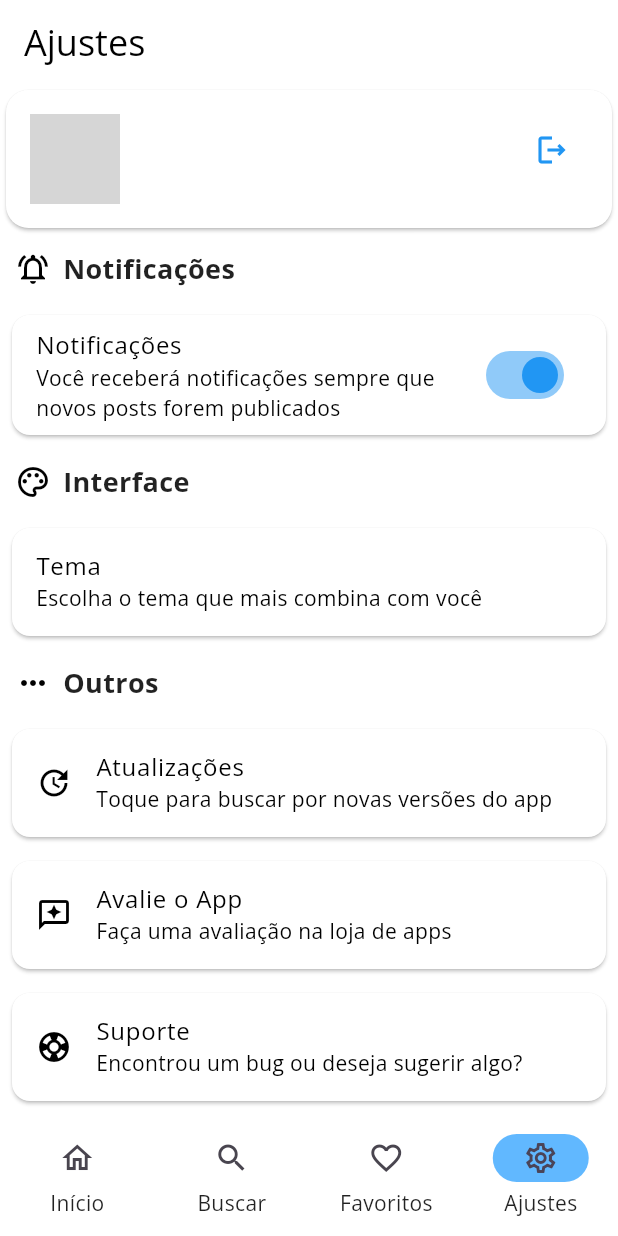
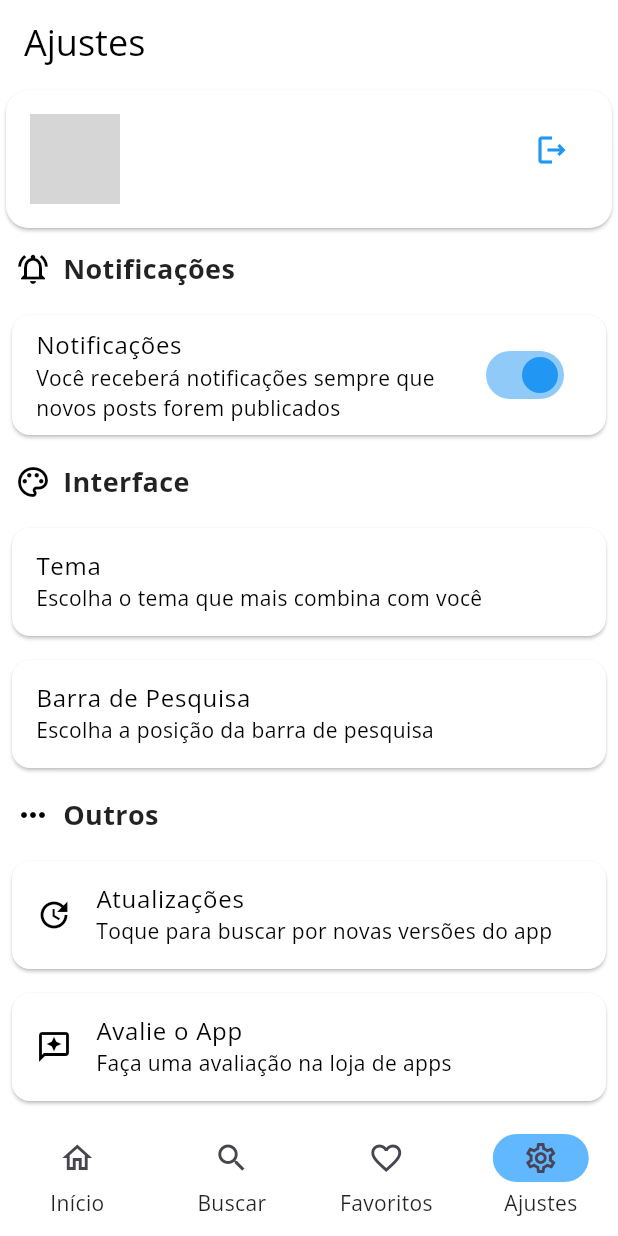
Before and after one commit to hendrilmendes/News-Droid, a Flutter app: the BottomNavigationContainer screen opened directly, item 4 of the bottom bar chosen, on a phone screen of 412 x 824 dp. Run offline on Flutter 3.47's test engine with Material 3 defaults, Android fonts, the phone set to English and light mode, and no system bars; our stand-ins replace cached_network_image, connectivity_plus, firebase_auth, firebase_core, firebase_crashlytics, flutter_tts and 10 more; missing offline and left inert: feedback, flutter_email_sender, onesignal_flutter; accounts and stored records are empty; generated files the repository leaves out were written again; network calls fail; grey boxes are pictures that could not be loaded.

Commit message:
Novo recurso e ajustes

```diff
--- a/lib/l10n/app_pt.arb
+++ b/lib/l10n/app_pt.arb
@@ -69,5 +69,10 @@
     "errorCommentsDelete": "Erro ao apagar comentário",
     "errorCommentsDeleteSub": "Não é possível apagar os comentários de outros usuários.",
     "confirmDelete": "Apagar Comentário",
-    "confirmDeleteSub": "Deseja realmente apagar esse comentário?"
+    "confirmDeleteSub": "Deseja realmente apagar esse comentário?",
+    "searchPosition": "Barra de Pesquisa",
+    "searchPositionSub": "Escolha a posição da barra de pesquisa",
+    "searchBarPosition": "Posição da barra de pesquisa",
+    "positionTop": "Parte superior da tela",
+    "positionBottom": "Parte inferior da tela"
 }
--- a/lib/screens/search/search.dart
+++ b/lib/screens/search/search.dart
@@ -31,7 +31,7 @@ class _SearchScreenState extends State<SearchScreen> {
   int trendIndex = 0;
   final TextEditingController _searchController = TextEditingController();
   final ValueNotifier<String> searchQuery = ValueNotifier<String>('');
-  bool showSearchBarAtBottom = true; // Default value
+  bool showSearchBarAtBottom = true;
 
   final List<String> trendWords = [
     'Windows 12',
--- a/lib/screens/settings/settings.dart
+++ b/lib/screens/settings/settings.dart
@@ -7,6 +7,7 @@ import 'package:newsdroid/widgets/settings/accounts.dart';
 import 'package:newsdroid/widgets/settings/category.dart';
 import 'package:newsdroid/widgets/settings/notification.dart';
 import 'package:newsdroid/widgets/settings/review.dart';
+import 'package:newsdroid/widgets/settings/search.dart';
 import 'package:newsdroid/widgets/settings/support.dart';
 import 'package:newsdroid/widgets/settings/theme.dart';
 import 'package:newsdroid/widgets/settings/update.dart';
@@ -34,6 +35,7 @@ class SettingsScreen extends StatelessWidget {
           buildCategoryHeader(
               AppLocalizations.of(context)!.interface, Icons.color_lens_outlined),
           ThemeSettings(themeModel: themeModel),
+          SearchBarSetting(),
           buildCategoryHeader(
               AppLocalizations.of(context)!.outhers, Icons.more_horiz_outlined),
           buildUpdateSettings(context),
--- a/lib/widgets/bottom_navigation.dart
+++ b/lib/widgets/bottom_navigation.dart
@@ -38,6 +38,7 @@ class _BottomNavigationContainerState extends State<BottomNavigationContainer> {
     return Scaffold(
       body: OrientationBuilder(
         builder: (context, orientation) {
+          Widget currentScreen = screens[currentIndex];
           if (orientation == Orientation.landscape) {
             return Row(
               children: [
@@ -69,12 +70,20 @@ class _BottomNavigationContainerState extends State<BottomNavigationContainer> {
                   ],
                 ),
                 const VerticalDivider(thickness: 1, width: 1),
-                Expanded(child: screens[currentIndex]),
+                Expanded(
+                  child: AnimatedSwitcher(
+                    duration: const Duration(milliseconds: 300),
+                    child: currentScreen,
+                  ),
+                ),
               ],
             );
           } else {
             return Scaffold(
-              body: screens[currentIndex],
+              body: AnimatedSwitcher(
+                duration: const Duration(milliseconds: 300),
+                child: currentScreen,
+              ),
               // Bottom Nav
               bottomNavigationBar: NavigationBarTheme(
                 data: NavigationBarThemeData(
--- a/pubspec.yaml
+++ b/pubspec.yaml
@@ -2,7 +2,7 @@ name: newsdroid
 description: Um projeto amador para um app de notícias.
 
 publish_to: 'none'
-version: 3.3.0+90
+version: 3.3.1+91
 
 environment:
   sdk: '>=3.5.0 <4.0.0'
@@ -53,7 +53,7 @@ dependencies:
   intl: ^0.19.0
 
 # OneSignal
-  onesignal_flutter: ^5.2.3
+  onesignal_flutter: ^5.2.6
 
 # Package Info
   package_info_plus: ^8.0.0
@@ -83,7 +83,7 @@ dependencies:
   flutter_tts: ^4.0.2
 
 # Url Launcher
-  url_launcher: ^6.3.0
+  url_launcher: ^6.3.1
 
 # Widget HTML
   flutter_widget_from_html: ^0.15.1
```
Also changed, not shown: lib/widgets/settings/search.dart (added, +140 -0 lines), pubspec.lock, 3 other files.
